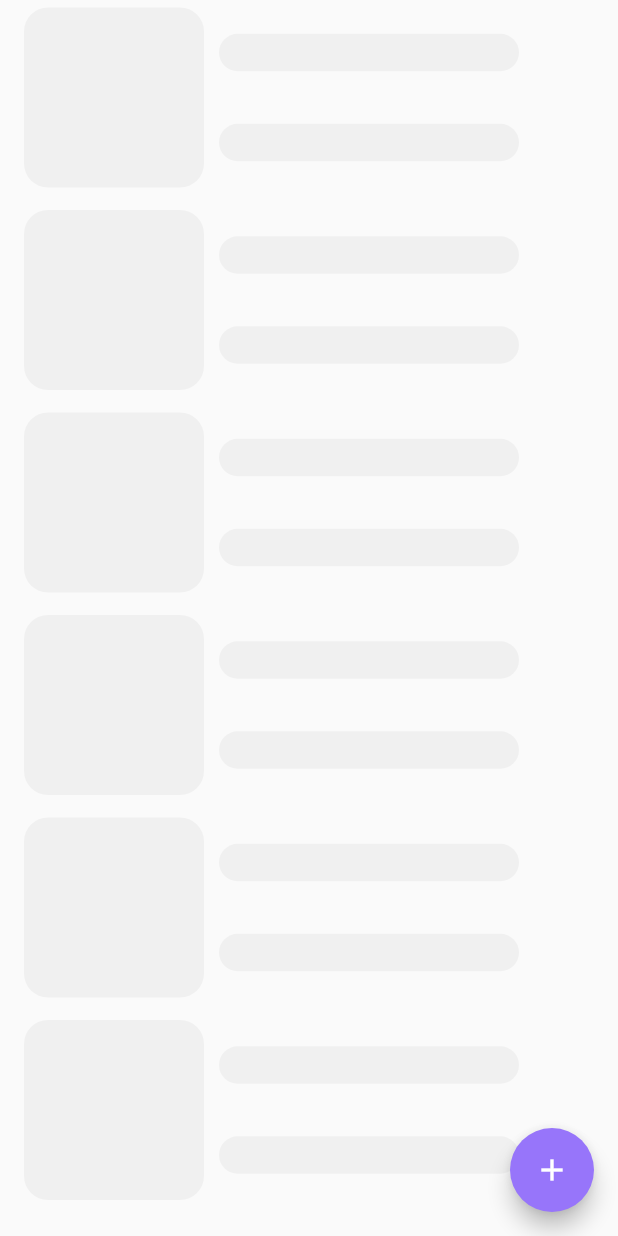
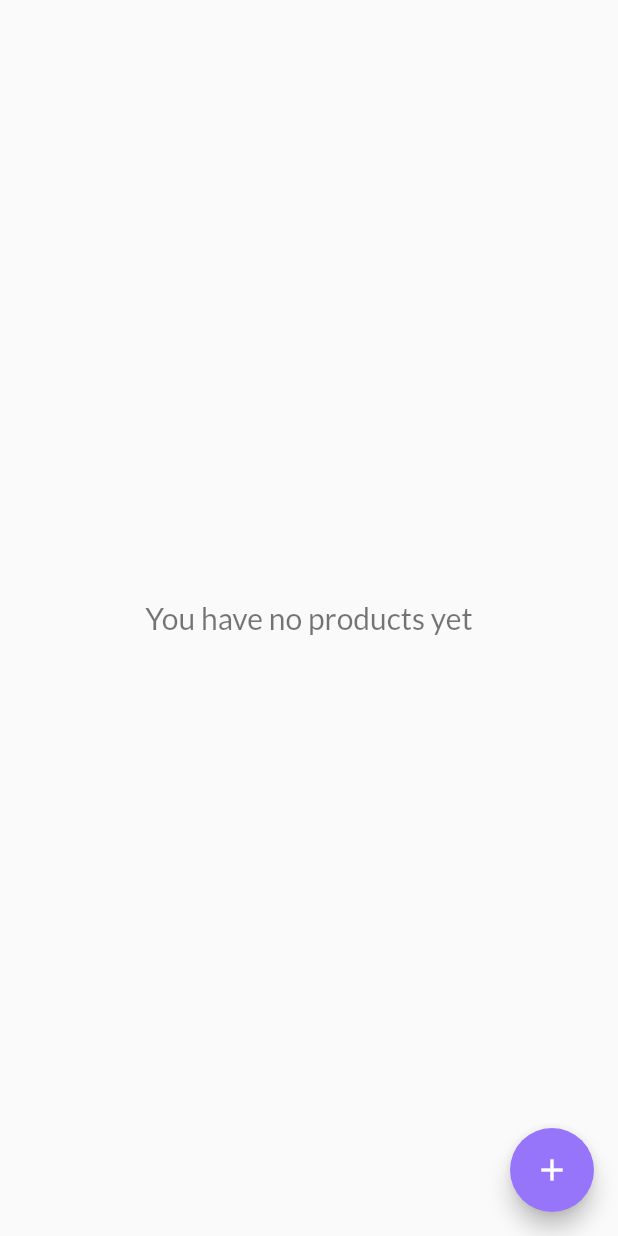
Before and after one commit to Kingsley-EZE/flutter_shop_app, a Flutter app: the ProductsScreen screen opened directly, on a phone screen of 412 x 824 dp. Run offline on Flutter 3.47's test engine with Material 2 defaults, Android fonts, the phone set to English and light mode, and no system bars; our stand-ins replace cloud_firestore, firebase_auth, firebase_core, firebase_storage, flutter_svg, google_fonts and 4 more; accounts and stored records are empty; network calls fail.

Commit message:
initial commit for fix

```diff
--- a/lib/components/primary_button.dart
+++ b/lib/components/primary_button.dart
@@ -11,6 +11,7 @@ class PrimaryMainButton extends StatelessWidget {
     required this.onPressed,
     required this.horizontalValue,
     required this.verticalValue,
+    required this.isVisible,
   });
 
   final Color buttonColor;
@@ -19,6 +20,7 @@ class PrimaryMainButton extends StatelessWidget {
   final Function onPressed;
   final double horizontalValue;
   final double verticalValue;
+  final bool isVisible;
 
   @override
   Widget build(BuildContext context) {
@@ -28,6 +30,8 @@ class PrimaryMainButton extends StatelessWidget {
         onTap: (){
           onPressed();
         },
+        child: Visibility(
+          visible: isVisible,
           child: Container(
             decoration: BoxDecoration(
                 color: buttonColor,
@@ -49,6 +53,7 @@ class PrimaryMainButton extends StatelessWidget {
             ),)),
           ),
         ),
+      ),
     );
   }
 }
--- a/lib/screens/add_products.dart
+++ b/lib/screens/add_products.dart
@@ -226,7 +226,8 @@ class _AddProductsScreen extends State<AddProductsScreen> {
                           }
                       },
                       horizontalValue: 16.0,
-                      verticalValue: 30.0),
+                      verticalValue: 30.0,
+                    isVisible: true,),
 
                 ],
               ),
--- a/lib/screens/bottom_nav_screens/products_screen.dart
+++ b/lib/screens/bottom_nav_screens/products_screen.dart
@@ -42,13 +42,6 @@ class _ProductsScreenState extends State<ProductsScreen> {
         child: Column(
           mainAxisAlignment: MainAxisAlignment.center,
           children: [
-            _isLoading ?
-            Expanded(
-                child: ListView.separated(itemBuilder: (context, index) => NewSkeletonCard(),
-                    separatorBuilder: (context, index) => SizedBox(height: 5,),
-                    itemCount: 6)
-            )
-            :
             UserProductStream(),
           ],
         ),
@@ -110,6 +103,19 @@ class UserProductStream extends StatelessWidget {
           }*/
 
           final productItems = snapshot.data!.docs;
+          if (productItems.isEmpty) {
+            return Center(
+              child: Text(
+                'You have no products yet',
+                style: GoogleFonts.lato(
+                  fontSize: 20.0,
+                  color: Colors.black54,
+                ),
+              ),
+            );
+          }
+
+
           List<UserProductItem> userProductItem = [];
 
           for(var productItem in productItems){
@@ -134,7 +140,7 @@ class UserProductStream extends StatelessWidget {
             userProductItem.add(product);
           }
 
-          return Flexible(
+          return Expanded(
               child: ListView(
                 children: userProductItem,
               ));
--- a/lib/screens/complete_profile_signup.dart
+++ b/lib/screens/complete_profile_signup.dart
@@ -303,6 +303,7 @@ class _CompleteProfileScreenState extends State<CompleteProfileScreen> {
                         },
                         horizontalValue: 0,
                         verticalValue: 40.0,
+                        isVisible: true,
                       ),
 
                     ],
--- a/lib/screens/login_screen.dart
+++ b/lib/screens/login_screen.dart
@@ -183,6 +183,7 @@ class _LoginScreenState extends State<LoginScreen> {
                       },
                       horizontalValue: 0,
                       verticalValue: 40.0,
+                      isVisible: true,
                     ),
 
                     Row(
--- a/lib/screens/onboarding_screen.dart
+++ b/lib/screens/onboarding_screen.dart
@@ -47,6 +47,7 @@ class OnboardingScreen extends StatelessWidget {
                 },
               horizontalValue: 16.0,
               verticalValue: 8.0,
+              isVisible: true,
             ),
             PrimaryMainButton(
               buttonColor: Colors.white,
@@ -57,6 +58,7 @@ class OnboardingScreen extends StatelessWidget {
               },
               horizontalValue: 16.0,
               verticalValue: 8.0,
+              isVisible: true,
             ),
           ],
         ),
--- a/lib/screens/registration_screen.dart
+++ b/lib/screens/registration_screen.dart
@@ -185,6 +185,7 @@ class _RegistrationScreenState extends State<RegistrationScreen> {
                       },
                       horizontalValue: 0,
                       verticalValue: 40.0,
+                      isVisible: true,
                     ),
 
                     Row(
```
Also changed, not shown: lib/screens/products/product_details_screen.dart (+11 -1 lines). Lines whose indentation alone changed are shown as unchanged.
